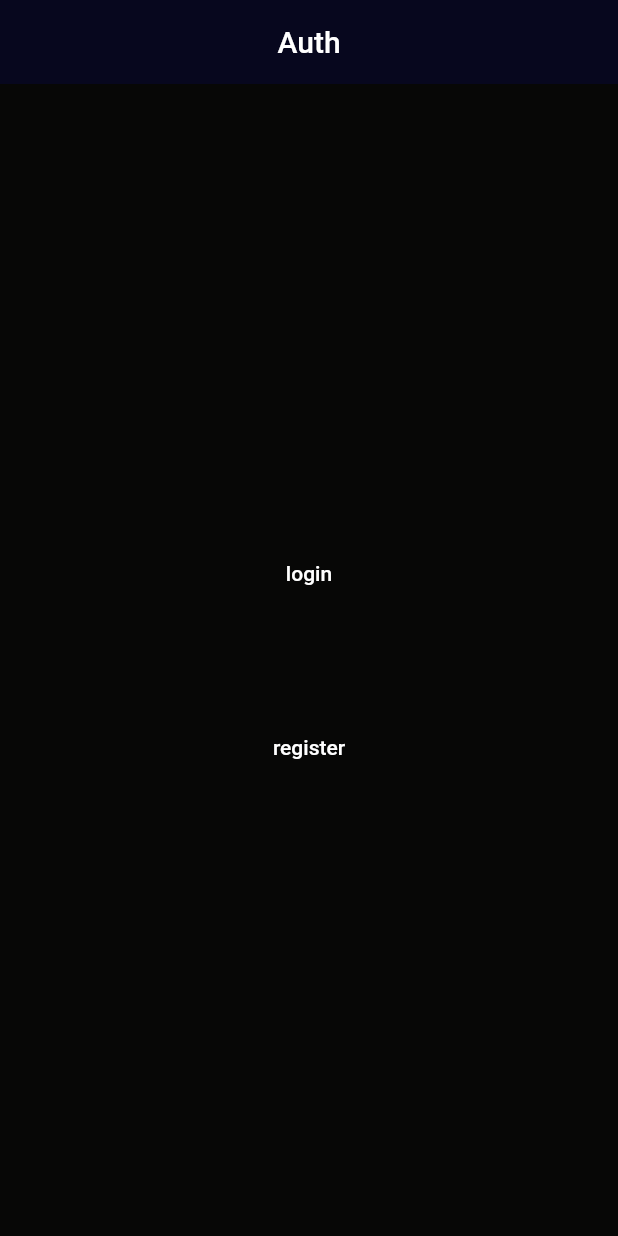
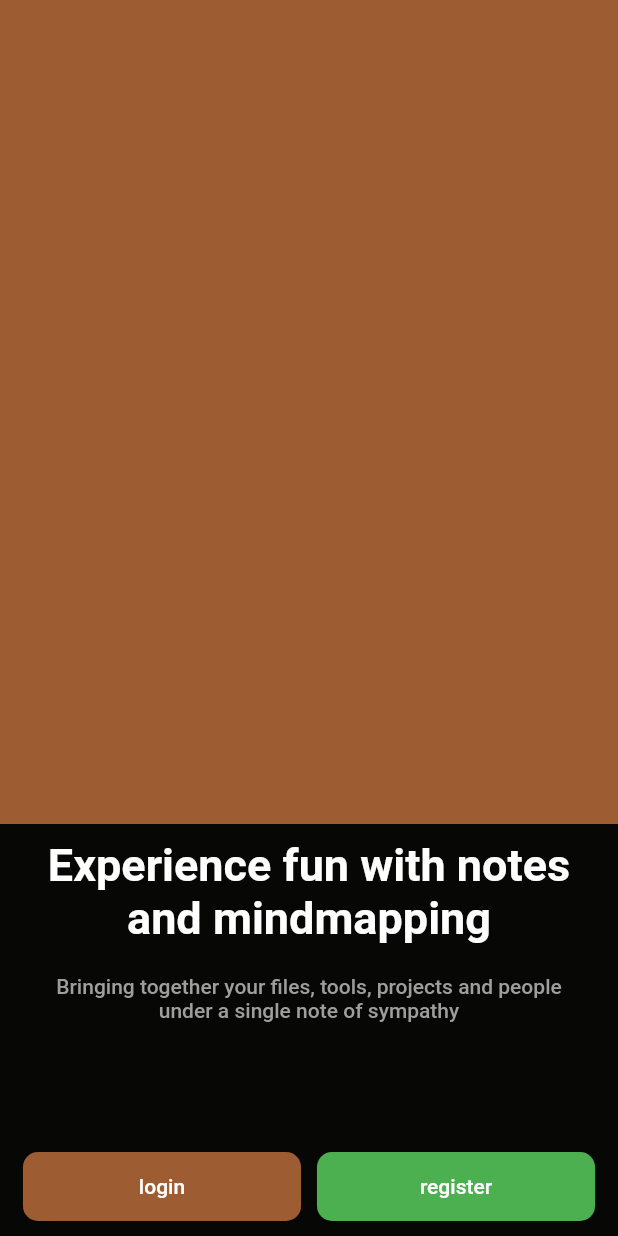
Before and after one commit to patrick-katambi/02-flutter-notezy_frontend, a Flutter app: the screen it shows after launch, on a phone screen of 412 x 824 dp. Run offline on Flutter 3.47's test engine with Material 2 defaults, Android fonts, the light colour scheme and no system bars.

Commit message:
wireframing the welcome screen

```diff
--- a/lib/main.dart
+++ b/lib/main.dart
@@ -2,8 +2,8 @@ import 'package:flutter/cupertino.dart';
 import 'package:flutter/material.dart';
 import 'package:flutter/services.dart';
 import 'package:global_news/modules/authentication/authentication.dart';
-import 'package:global_news/modules/authentication/login/Login.dart';
-import 'package:global_news/modules/authentication/register/Register.dart';
+import 'package:global_news/modules/authentication/login/login.dart';
+import 'package:global_news/modules/authentication/register/register.dart';
 import 'package:global_news/modules/screens.dart';
 
 void main() {
@@ -40,10 +40,12 @@ class Root extends StatelessWidget {
       title: 'Flutter Demo',
       debugShowCheckedModeBanner: false,
       theme: ThemeData(
-          primarySwatch: Colors.blue,
-          scaffoldBackgroundColor: const Color(0xff070706),
-          textTheme:
-              const TextTheme(bodyText1: TextStyle(color: Colors.white))),
+        primaryColor: const Color(0xff9e5c32),
+        scaffoldBackgroundColor: const Color(0xff070706),
+        textTheme: const TextTheme(
+          bodyText1: TextStyle(color: Colors.white),
+        ),
+      ),
       initialRoute: '/',
       onGenerateRoute: onGenerateRoute,
     );
--- a/lib/modules/authentication/authentication.dart
+++ b/lib/modules/authentication/authentication.dart
@@ -1,7 +1,7 @@
 import 'package:flutter/material.dart';
-import 'package:global_news/modules/screens.dart';
-import 'package:global_news/widgets/bar.dart';
-import 'package:global_news/widgets/normalText.dart';
+import 'package:global_news/modules/authentication/components/auth_button_section.dart';
+import 'package:global_news/modules/authentication/widgets/punch_line.dart';
+import 'package:global_news/modules/authentication/widgets/punch_line_supporting.dart';
 
 class Authentication extends StatelessWidget {
   const Authentication({Key? key}) : super(key: key);
@@ -9,40 +9,30 @@ class Authentication extends StatelessWidget {
   @override
   Widget build(BuildContext context) {
     return Scaffold(
-      appBar: bar(
-          title: 'Auth',
-          context: context,
-          leadingIcon: const SizedBox.shrink()),
       body: Column(
         mainAxisAlignment: MainAxisAlignment.center,
         crossAxisAlignment: CrossAxisAlignment.center,
-        children: const <Widget>[
-          AuthText(route: loginRoute, text: 'login'),
-          SizedBox(height: 100.0),
-          AuthText(route: registerRoute, text: 'register'),
+        children: <Widget>[
+          Expanded(
+            flex: 2,
+            child: Container(color: Theme.of(context).primaryColor),
+          ),
+          Expanded(
+            child: Container(
+              padding: const EdgeInsets.all(10.0),
+              child: Column(
+                children: const <Widget>[
+                  PunchLine(),
+                  SizedBox(height: 20.0),
+                  SupportingPunchLine(),
+                  Spacer(),
+                  AuthButtonSection()
+                ],
+              ),
+            ),
+          ),
         ],
       ),
     );
   }
 }
-
-class AuthText extends StatelessWidget {
-  final String route, text;
-  const AuthText({
-    Key? key,
-    required this.route,
-    required this.text,
-  }) : super(key: key);
-
-  @override
-  Widget build(BuildContext context) {
-    return GestureDetector(
-      onTap: () {
-        Navigator.pushNamed(context, route);
-      },
-      child: Center(
-        child: NormalText(text: text),
-      ),
-    );
-  }
-}
--- /dev/null
+++ b/lib/modules/authentication/components/auth_button_section.dart
@@ -0,0 +1,24 @@
+import 'package:flutter/material.dart';
+import 'package:global_news/modules/authentication/widgets/auth_button.dart';
+import 'package:global_news/modules/screens.dart';
+
+class AuthButtonSection extends StatelessWidget {
+  const AuthButtonSection({
+    Key? key,
+  }) : super(key: key);
+
+  @override
+  Widget build(BuildContext context) {
+    return Row(
+      mainAxisAlignment: MainAxisAlignment.spaceAround,
+      children: const [
+        AuthScreenButton(route: loginRoute, text: 'login'),
+        AuthScreenButton(
+          route: registerRoute,
+          text: 'register',
+          isLighter: true,
+        ),
+      ],
+    );
+  }
+}
--- a/lib/modules/authentication/login/Login.dart
+++ b/lib/modules/authentication/login/Login.dart
@@ -1,6 +1,6 @@
 import 'package:flutter/material.dart';
 import 'package:global_news/widgets/bar.dart';
-import 'package:global_news/widgets/normalText.dart';
+import 'package:global_news/widgets/normal_text.dart';
 
 class Login extends StatelessWidget {
   static String name = '/login';
--- a/lib/modules/authentication/register/Register.dart
+++ b/lib/modules/authentication/register/Register.dart
@@ -1,6 +1,6 @@
 import 'package:flutter/material.dart';
 import 'package:global_news/widgets/bar.dart';
-import 'package:global_news/widgets/normalText.dart';
+import 'package:global_news/widgets/normal_text.dart';
 
 class Register extends StatelessWidget {
   static String name = '/register';
--- /dev/null
+++ b/lib/modules/authentication/texts.dart
@@ -0,0 +1,3 @@
+const String welcomePunchLine = 'Experience fun with notes and mindmapping';
+const String welcomeSubPunchLine =
+    'Bringing together your files, tools, projects and people under a single note of sympathy';
--- /dev/null
+++ b/lib/modules/authentication/widgets/auth_button.dart
@@ -0,0 +1,35 @@
+import 'package:flutter/material.dart';
+import 'package:global_news/modules/authentication/widgets/auth_text.dart';
+
+class AuthScreenButton extends StatelessWidget {
+  final String route;
+  final String text;
+  final bool? isLighter;
+  const AuthScreenButton({
+    Key? key,
+    required this.route,
+    required this.text,
+    this.isLighter = false,
+  }) : super(key: key);
+
+  @override
+  Widget build(BuildContext context) {
+    return GestureDetector(
+      onTap: () {
+        Navigator.pushNamed(context, route);
+      },
+      child: Container(
+        width: MediaQuery.of(context).size.width * 0.45,
+        padding: const EdgeInsets.symmetric(vertical: 15.0),
+        alignment: Alignment.center,
+        decoration: BoxDecoration(
+          color: isLighter == false
+              ? Theme.of(context).primaryColor
+              : Colors.green,
+          borderRadius: BorderRadius.circular(10.0),
+        ),
+        child: AuthText(text: text),
+      ),
+    );
+  }
+}
--- /dev/null
+++ b/lib/modules/authentication/widgets/auth_text.dart
@@ -0,0 +1,15 @@
+import 'package:flutter/material.dart';
+import 'package:global_news/widgets/normal_text.dart';
+
+class AuthText extends StatelessWidget {
+  final String text;
+  const AuthText({
+    Key? key,
+    required this.text,
+  }) : super(key: key);
+
+  @override
+  Widget build(BuildContext context) {
+    return NormalText(text: text);
+  }
+}
--- /dev/null
+++ b/lib/modules/authentication/widgets/punch_line.dart
@@ -0,0 +1,14 @@
+import 'package:flutter/material.dart';
+import 'package:global_news/modules/authentication/texts.dart';
+import 'package:global_news/widgets/large_text.dart';
+
+class PunchLine extends StatelessWidget {
+  const PunchLine({
+    Key? key,
+  }) : super(key: key);
+
+  @override
+  Widget build(BuildContext context) {
+    return const LargeTitleText(text: welcomePunchLine);
+  }
+}
--- /dev/null
+++ b/lib/modules/authentication/widgets/punch_line_supporting.dart
@@ -0,0 +1,21 @@
+import 'package:flutter/material.dart';
+import 'package:global_news/modules/authentication/texts.dart';
+import 'package:global_news/widgets/normal_text.dart';
+
+class SupportingPunchLine extends StatelessWidget {
+  const SupportingPunchLine({
+    Key? key,
+  }) : super(key: key);
+
+  @override
+  Widget build(BuildContext context) {
+    return const Padding(
+      padding: EdgeInsets.symmetric(horizontal: 20.0),
+      child: NormalText(
+        text: welcomeSubPunchLine,
+        textAlign: TextAlign.center,
+        color: Colors.grey,
+      ),
+    );
+  }
+}
--- a/lib/widgets/bar.dart
+++ b/lib/widgets/bar.dart
@@ -1,5 +1,5 @@
 import 'package:flutter/material.dart';
-import 'package:global_news/widgets/barBackIcon.dart';
+import 'package:global_news/widgets/bar_back_icon.dart';
 
 AppBar bar(
     {String? title, Widget? leadingIcon, required BuildContext context}) {
@@ -9,6 +9,6 @@ AppBar bar(
     leading: leadingIcon ?? const BarBackIcon(),
     automaticallyImplyLeading: true,
     elevation: 0.0,
-    backgroundColor: Theme.of(context).scaffoldBackgroundColor.withBlue(30),
+    backgroundColor: Theme.of(context).primaryColor,
   );
 }
--- /dev/null
+++ b/lib/widgets/large_text.dart
@@ -0,0 +1,19 @@
+import 'package:flutter/material.dart';
+
+class LargeTitleText extends StatelessWidget {
+  final String text;
+  const LargeTitleText({Key? key, required this.text}) : super(key: key);
+
+  @override
+  Widget build(BuildContext context) {
+    return Text(
+      text,
+      textAlign: TextAlign.center,
+      style: const TextStyle(
+        color: Colors.white,
+        fontWeight: FontWeight.bold,
+        fontSize: 30.0,
+      ),
+    );
+  }
+}
--- a/lib/widgets/normalText.dart
+++ /dev/null
@@ -1,12 +0,0 @@
-import 'package:flutter/material.dart';
-
-class NormalText extends StatelessWidget {
-  final String text;
-
-  const NormalText({Key? key, required this.text}) : super(key: key);
-
-  @override
-  Widget build(BuildContext context) {
-    return Text(text, style: Theme.of(context).textTheme.bodyText1);
-  }
-}
--- /dev/null
+++ b/lib/widgets/normal_text.dart
@@ -0,0 +1,25 @@
+import 'package:flutter/material.dart';
+
+class NormalText extends StatelessWidget {
+  final String text;
+  final TextAlign? textAlign;
+  final Color? color;
+
+  const NormalText(
+      {Key? key,
+      this.textAlign = TextAlign.left,
+      this.color = Colors.white,
+      required this.text})
+      : super(key: key);
+
+  @override
+  Widget build(BuildContext context) {
+    return Text(
+      text,
+      textAlign: textAlign,
+      style: Theme.of(context).textTheme.bodyText1!.copyWith(
+            color: color,
+          ),
+    );
+  }
+}
```
Also changed, not shown: lib/widgets/bar_back_icon.dart (renamed from lib/widgets/barBackIcon.dart).
